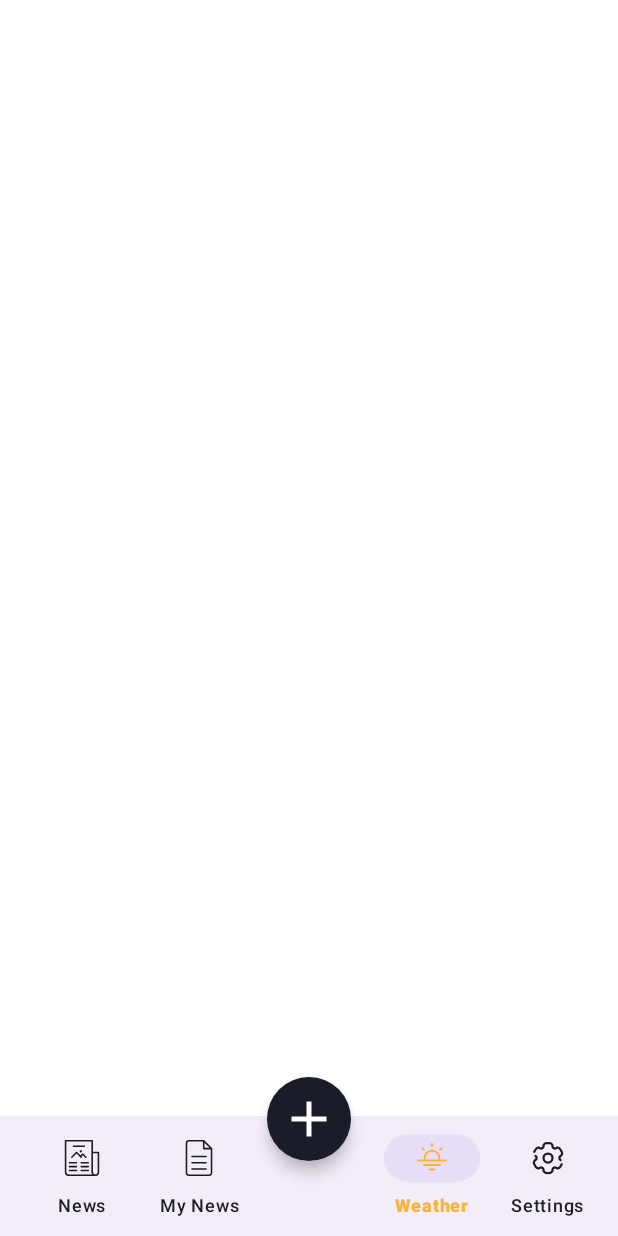
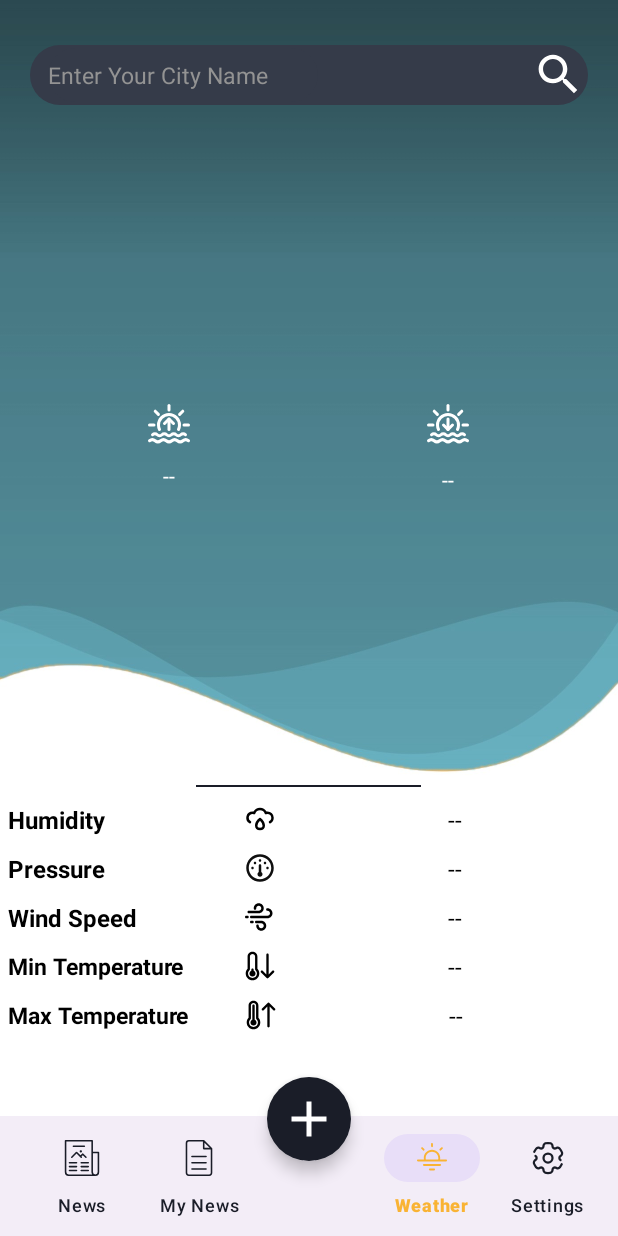
Before and after one commit to atalya84/android-app, an Android app: the screen it shows after launch (NewsActivity), item 4 of the bottom bar chosen, on a phone screen of 412 x 824 dp. Run offline under Robolectric (Android 15) with nearby library versions, the phone set to English and light mode, and no system bars; libraries missing offline, so code that uses them is left out: com.androdocs.httprequest.

Commit message:
set navigation on botton - weather

```diff
--- a/app/src/main/java/com/example/newsflow/ui/NewsActivity.kt
+++ b/app/src/main/java/com/example/newsflow/ui/NewsActivity.kt
@@ -11,8 +11,14 @@ import kotlinx.coroutines.Dispatchers
 import kotlinx.coroutines.Job
 import kotlinx.coroutines.cancel
 import com.example.newsflow.R
+import androidx.fragment.app.Fragment
+import com.example.newsflow.ui.fragments.SearchFragment
+import com.example.newsflow.ui.fragments.WeatherFragment
+import com.google.android.material.bottomnavigation.BottomNavigationView
 
 class NewsActivity : AppCompatActivity() {
+
+    lateinit var bottomNav : BottomNavigationView
 
     val scope = CoroutineScope(Dispatchers.IO + Job())
     var uriResult: MutableLiveData<Uri?> = MutableLiveData<Uri?>()
@@ -29,8 +35,26 @@ class NewsActivity : AppCompatActivity() {
     override fun onCreate(savedInstanceState: Bundle?) {
         super.onCreate(savedInstanceState)
         setContentView(R.layout.activity_news)
+        bottomNav = findViewById(R.id.bottomNavigationView) as BottomNavigationView
+        bottomNav.setOnItemSelectedListener {
+            when(it.itemId) {
+                R.id.weatherFragment -> {
+                    loadFragment(WeatherFragment())
+                    true
+                }
+                R.id.searchFragment -> {
+                    loadFragment(SearchFragment())
+                    true
+                }
+                else -> false
+            }
+        }
     }
-
+    private  fun loadFragment(fragment: Fragment){
+        val transaction = supportFragmentManager.beginTransaction()
+        transaction.replace(R.id.frame_layout,fragment)
+        transaction.commit()
+    }
     public override fun onStop() {
         super.onStop()
         scope.cancel()
--- a/app/src/main/java/com/example/newsflow/ui/fragments/WeatherFragment.kt
+++ b/app/src/main/java/com/example/newsflow/ui/fragments/WeatherFragment.kt
@@ -1,20 +1,23 @@
 package com.example.newsflow.ui.fragments
 
 import android.os.Bundle
-import com.example.newsflow.R
-import androidx.appcompat.app.AppCompatActivity
+import android.view.LayoutInflater
+import android.view.View
+import android.view.ViewGroup
+import androidx.fragment.app.Fragment
 import android.widget.EditText
 import android.widget.ImageView
 import android.widget.TextView
 import android.os.AsyncTask
 import android.widget.Toast
 import com.androdocs.httprequest.HttpRequest
+import com.example.newsflow.R
 import org.json.JSONObject
 import java.text.SimpleDateFormat
 import java.util.Date
 import java.util.Locale
 
-class WeatherFragment : AppCompatActivity() {
+class WeatherFragment : Fragment() {
 
     var CITY: String = ""
     val API = "6c635fd7996cc1b5d9466f1ea159adf5"
@@ -33,25 +36,33 @@ class WeatherFragment : AppCompatActivity() {
     lateinit var pressure: TextView
     lateinit var windSpeed: TextView
 
-    override fun onCreate(savedInstanceState: Bundle?) {
-        super.onCreate(savedInstanceState)
-        setContentView(R.layout.fragment_weather)
-        userCity = findViewById(R.id.Your_city)
-        search = findViewById(R.id.search)
+    override fun onCreateView(
+        inflater: LayoutInflater, container: ViewGroup?,
+        savedInstanceState: Bundle?
+    ): View? {
+        // Inflate the layout for this fragment
+        return inflater.inflate(R.layout.fragment_weather, container, false)
+    }
+
+    override fun onViewCreated(view: View, savedInstanceState: Bundle?) {
+        super.onViewCreated(view, savedInstanceState)
+
+        userCity = view.findViewById(R.id.Your_city)
+        search = view.findViewById(R.id.search)
 
         // CALL ALL ANSWERS :
-        city = findViewById(R.id.city)
-        country = findViewById(R.id.country)
-        time = findViewById(R.id.time)
-        temp = findViewById(R.id.temp)
-        forecast = findViewById(R.id.forecast)
-        humidity = findViewById(R.id.humidity)
-        min_temp = findViewById(R.id.min_temp)
-        max_temp = findViewById(R.id.max_temp)
-        sunrises = findViewById(R.id.sunrises)
-        sunsets = findViewById(R.id.sunsets)
-        pressure = findViewById(R.id.pressure)
-        windSpeed = findViewById(R.id.wind_speed)
+        city = view.findViewById(R.id.city)
+        country = view.findViewById(R.id.country)
+        time = view.findViewById(R.id.time)
+        temp = view.findViewById(R.id.temp)
+        forecast = view.findViewById(R.id.forecast)
+        humidity = view.findViewById(R.id.humidity)
+        min_temp = view.findViewById(R.id.min_temp)
+        max_temp = view.findViewById(R.id.max_temp)
+        sunrises = view.findViewById(R.id.sunrises)
+        sunsets = view.findViewById(R.id.sunsets)
+        pressure = view.findViewById(R.id.pressure)
+        windSpeed = view.findViewById(R.id.wind_speed)
 
         // CLICK ON SEARCH BUTTON :
         search.setOnClickListener {
@@ -108,7 +119,7 @@ class WeatherFragment : AppCompatActivity() {
                 this@WeatherFragment.windSpeed.text = windSpeed
 
             } catch (e: Exception) {
-                Toast.makeText(this@WeatherFragment, "Error: ${e.message}", Toast.LENGTH_SHORT).show()
+                Toast.makeText(requireContext(), "Error: ${e.message}", Toast.LENGTH_SHORT).show()
             }
         }
     }
```
Also changed, not shown: app/src/main/res/navigation/navigation.xml (+20 -10 lines).
